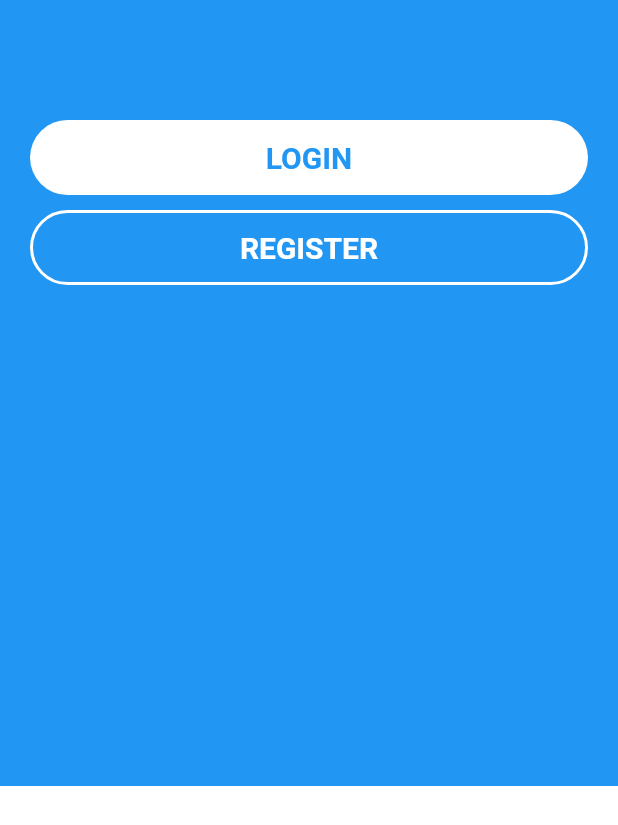
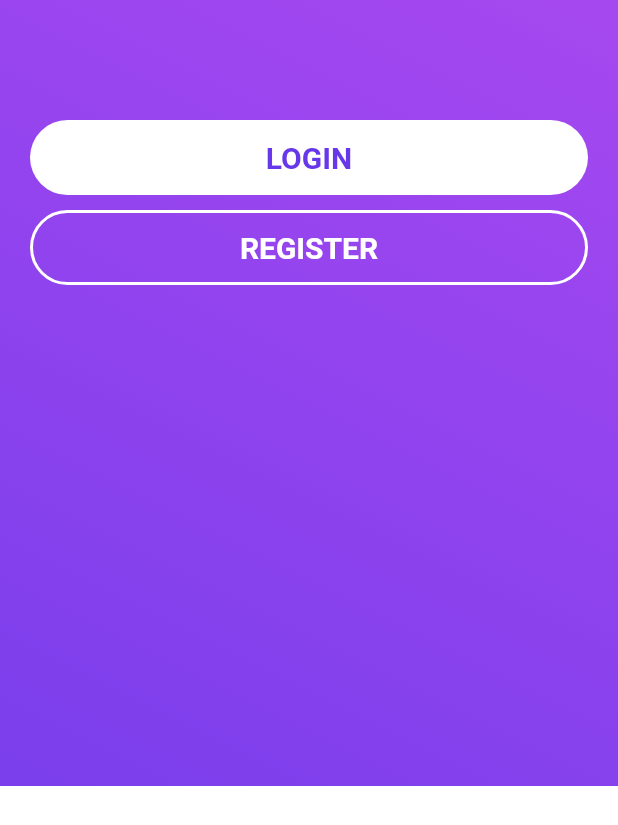
Before and after one commit to AUFrosty/cse-hackathon-2020, a Flutter app: the SignIn screen opened by its route, on a phone screen of 412 x 824 dp. Shown: the top 825 px of the screen. Run offline on Flutter 3.47's test engine with Material 2 defaults, Android fonts, the phone set to English and light mode, and no system bars; our stand-ins replace cloud_firestore; accounts and stored records are empty.

Commit message:
merged master

```diff
--- a/q_people/lib/login.dart
+++ b/q_people/lib/login.dart
@@ -1,6 +1,9 @@
 import 'package:flutter/material.dart';
 import 'shopInfo.dart';
 import 'package:qpeople/home.dart';
+import 'package:qpeople/constants.dart';
+import 'package:qpeople/searchappbar.dart';
+
 
 class SignIn extends StatefulWidget {
   @override
@@ -19,7 +22,7 @@ class _SignInState extends State<SignIn> {
 
   @override
   Widget build(BuildContext context) {
-    Color primary = Theme.of(context).primaryColor;
+    Color primary = buttonColor;
     void initState() {
       super.initState();
     }
@@ -28,6 +31,7 @@ class _SignInState extends State<SignIn> {
     Widget _input(Icon icon, String hint, TextEditingController controller,
         bool obsecure) {
       return Container(
+
         padding: EdgeInsets.only(left: 20, right: 20),
         child: TextField(
           controller: controller,
@@ -41,20 +45,20 @@ class _SignInState extends State<SignIn> {
               enabledBorder: OutlineInputBorder(
                 borderRadius: BorderRadius.circular(30),
                 borderSide: BorderSide(
-                  color: Theme.of(context).primaryColor,
+                  color: buttonColor,
                   width: 2,
                 ),
               ),
               border: OutlineInputBorder(
                 borderRadius: BorderRadius.circular(30),
                 borderSide: BorderSide(
-                  color: Theme.of(context).primaryColor,
+                  color: buttonColor,
                   width: 3,
                 ),
               ),
               prefixIcon: Padding(
                 child: IconTheme(
-                  data: IconThemeData(color: Theme.of(context).primaryColor),
+                  data: IconThemeData(color: buttonColor),
                   child: icon,
                 ),
                 padding: EdgeInsets.only(left: 30, right: 10),
@@ -148,7 +152,7 @@ class _SignInState extends State<SignIn> {
                             icon: Icon(
                               Icons.close,
                               size: 30.0,
-                              color: Theme.of(context).primaryColor,
+                              color: buttonColor,
                             ),
                           ),
                         )
@@ -172,7 +176,7 @@ class _SignInState extends State<SignIn> {
                                     height: 130,
                                     decoration: BoxDecoration(
                                         shape: BoxShape.circle,
-                                        color: Theme.of(context).primaryColor),
+                                        color: buttonColor),
                                   ),
                                   alignment: Alignment.center,
                                 ),
@@ -272,7 +276,7 @@ class _SignInState extends State<SignIn> {
                             icon: Icon(
                               Icons.close,
                               size: 30.0,
-                              color: Theme.of(context).primaryColor,
+                              color: buttonColor,
                             ),
                           ),
                         )
@@ -295,7 +299,7 @@ class _SignInState extends State<SignIn> {
                                   height: 130,
                                   decoration: BoxDecoration(
                                       shape: BoxShape.circle,
-                                      color: Theme.of(context).primaryColor),
+                                      color: buttonColor),
                                 ),
                                 alignment: Alignment.center,
                               ),
@@ -388,8 +392,23 @@ class _SignInState extends State<SignIn> {
     return Scaffold(
         resizeToAvoidBottomPadding: false,
         key: _scaffoldKey,
-        backgroundColor: Theme.of(context).primaryColor,
-        body: Column(
+        //backgroundColor: buttonColor,
+
+        body: Container(
+          decoration: BoxDecoration(
+            gradient: LinearGradient(
+              begin: Alignment.bottomLeft,
+              end: Alignment.topRight, // 10% of the width, so there are ten blinds.
+              colors: [
+                Color(0xffc6638E9),
+                Color(0xffcA546F0)
+              ], // whitish to gray
+              tileMode: TileMode
+                  .repeated, // repeats the gradient over the canvas
+            ),
+          ),
+          child: Column(
+
             children: <Widget>[
               Padding(
                 child: Container(
@@ -409,8 +428,8 @@ class _SignInState extends State<SignIn> {
                     borderSide: BorderSide(color: Colors.white, width: 2.0),
                     highlightElevation: 0.0,
                     splashColor: Colors.white,
-                  highlightColor: Theme.of(context).primaryColor,
-                  color: Theme.of(context).primaryColor,
+                    highlightColor: buttonColor,
+                    color: buttonColor,
                     shape: RoundedRectangleBorder(
                       borderRadius: new BorderRadius.circular(30.0),
                     ),
@@ -443,6 +462,7 @@ class _SignInState extends State<SignIn> {
               )
             ],
             crossAxisAlignment: CrossAxisAlignment.stretch,
+          ),
         ));
   }
 }
--- a/q_people/lib/main.dart
+++ b/q_people/lib/main.dart
@@ -9,7 +9,7 @@ import 'login.dart';
 
 
 void main() => runApp(MaterialApp(
-  initialRoute: '/login',
+  initialRoute: '/home',
   routes: {
     //'/': (context) => Loading(),
     '/home': (context) => Home(),
--- a/q_people/lib/searchappbar.dart
+++ b/q_people/lib/searchappbar.dart
@@ -1,6 +1,7 @@
 import 'package:flutter/material.dart';
 import 'package:qpeople/userSearch.dart';
 import 'package:qpeople/home.dart';
+import 'package:qpeople/login.dart';
 
 
 class SearchAppBar extends StatelessWidget implements PreferredSizeWidget {
@@ -69,7 +70,7 @@ class SearchAppBar extends StatelessWidget implements PreferredSizeWidget {
                         splashColor: Colors.grey[100],
                         onPressed: () {
                           //TODO: Make this navigate to the login
-                          //Navigator.of(context).push()
+                          Navigator.of(context).push(MaterialPageRoute(builder: (context) => SignIn()));
 
                         },
                       ),
```
Also changed, not shown: q_people/lib/shopInfo.dart (+8 -7 lines). Lines whose indentation alone changed are shown as unchanged.
